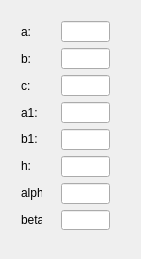
Qt form TrigHelper/trighelper.ui (frostblooded/TrigHelper) before a commit.
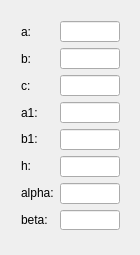
The same form after that commit.

What changed in the file:
```diff
--- a/TrigHelper/trighelper.ui
+++ b/TrigHelper/trighelper.ui
@@ -6,58 +6,24 @@
    <rect>
     <x>0</x>
     <y>0</y>
-    <width>141</width>
-    <height>259</height>
+    <width>140</width>
+    <height>255</height>
    </rect>
   </property>
   <property name="windowTitle">
    <string>TrigHelper</string>
   </property>
-  <widget class="QWidget" name="">
-   <property name="geometry">
-    <rect>
-     <x>50</x>
-     <y>10</y>
-     <width>71</width>
-     <height>231</height>
-    </rect>
-   </property>
-   <layout class="QVBoxLayout" name="verticalLayout">
-    <item>
-     <widget class="QLineEdit" name="lineEdit"/>
-    </item>
-    <item>
-     <widget class="QLineEdit" name="lineEdit_2"/>
-    </item>
-    <item>
-     <widget class="QLineEdit" name="lineEdit_3"/>
-    </item>
-    <item>
-     <widget class="QLineEdit" name="lineEdit_4"/>
-    </item>
-    <item>
-     <widget class="QLineEdit" name="lineEdit_5"/>
-    </item>
-    <item>
-     <widget class="QLineEdit" name="lineEdit_6"/>
-    </item>
-    <item>
-     <widget class="QLineEdit" name="lineEdit_7"/>
-    </item>
-    <item>
-     <widget class="QLineEdit" name="lineEdit_8"/>
-    </item>
-   </layout>
-  </widget>
   <widget class="QWidget" name="">
    <property name="geometry">
     <rect>
      <x>10</x>
      <y>10</y>
-     <width>43</width>
+     <width>121</width>
      <height>231</height>
     </rect>
    </property>
+   <layout class="QHBoxLayout" name="horizontalLayout">
+    <item>
    <layout class="QVBoxLayout" name="verticalLayout_2">
     <item>
      <widget class="QLabel" name="label">
@@ -114,6 +80,36 @@
        <string>beta:</string>
       </property>
      </widget>
+      </item>
+     </layout>
+    </item>
+    <item>
+     <layout class="QVBoxLayout" name="verticalLayout">
+      <item>
+       <widget class="QLineEdit" name="a_display"/>
+      </item>
+      <item>
+       <widget class="QLineEdit" name="b_display"/>
+      </item>
+      <item>
+       <widget class="QLineEdit" name="c_display"/>
+      </item>
+      <item>
+       <widget class="QLineEdit" name="a1_display"/>
+      </item>
+      <item>
+       <widget class="QLineEdit" name="b1_display"/>
+      </item>
+      <item>
+       <widget class="QLineEdit" name="h_display"/>
+      </item>
+      <item>
+       <widget class="QLineEdit" name="alpha_display"/>
+      </item>
+      <item>
+       <widget class="QLineEdit" name="beta_display"/>
+      </item>
+     </layout>
     </item>
    </layout>
   </widget>
```
Lines whose indentation alone changed are shown as unchanged.
